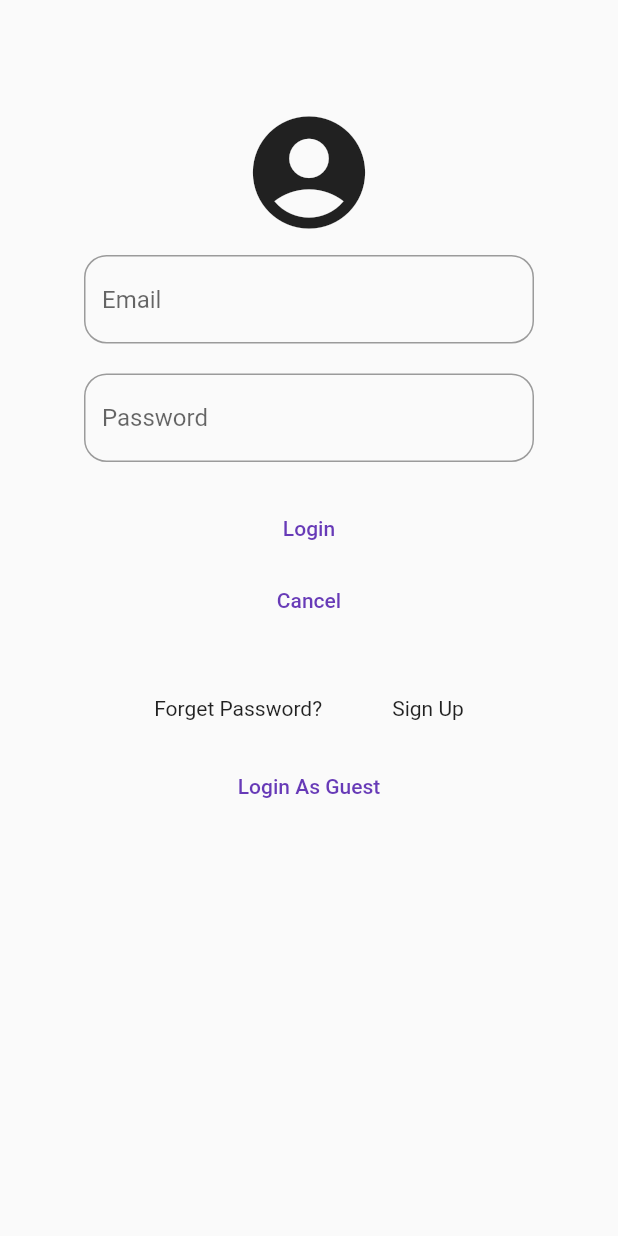
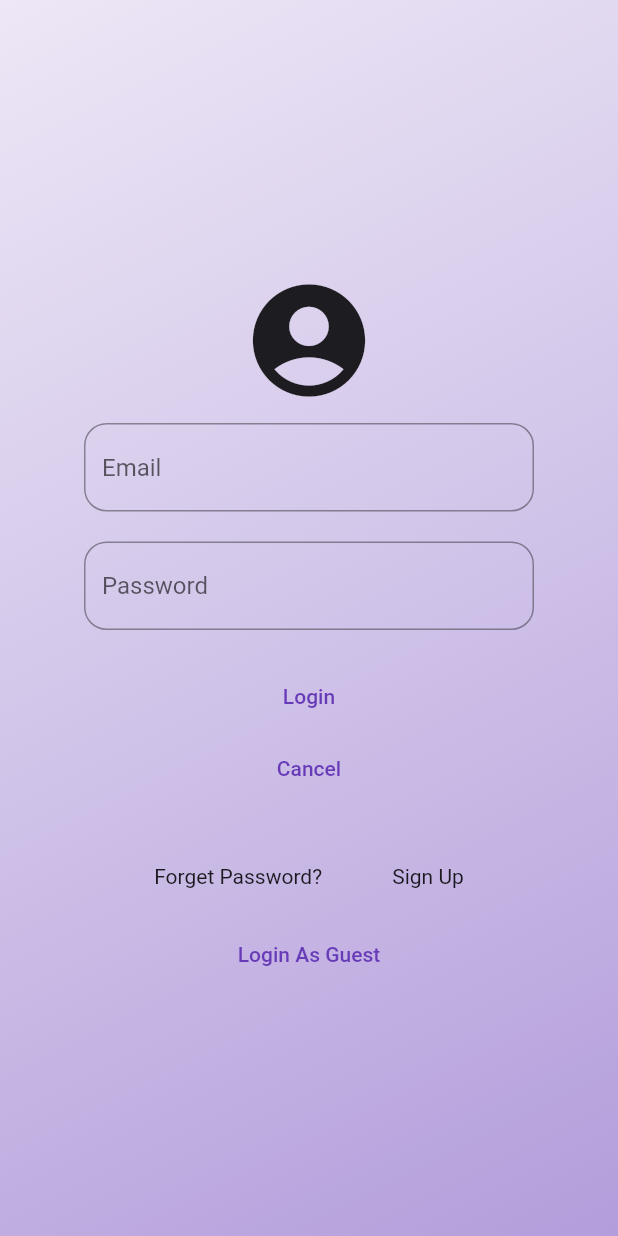
Before and after one commit to kshitiz3133/ModernLoginForm, a Flutter app: the screen it shows after launch, after a tap on "Log In", on a phone screen of 412 x 824 dp. Run offline on Flutter 3.47's test engine with Material 2 defaults, Android fonts, the phone set to English and light mode, and no system bars; our stand-ins replace firebase_auth, firebase_core, get; accounts and stored records are empty.

Commit message:
Colour Change

```diff
--- a/lib/Login/loginpage.dart
+++ b/lib/Login/loginpage.dart
@@ -40,7 +40,16 @@ class _LoginState extends State<Login> {
   Widget build(BuildContext context) {
     return Scaffold(
       resizeToAvoidBottomInset: false,
-      body: Row(
+      body: Container(
+        height: double.maxFinite,
+        decoration: BoxDecoration(
+          gradient: LinearGradient(
+            colors: [Colors.deepPurple.shade50,Colors.deepPurple.shade100,Colors.deepPurple.shade200,],
+            begin: Alignment.topLeft,
+            end: Alignment.bottomRight,
+          )
+        ),
+        child: Row(
           mainAxisAlignment: MainAxisAlignment.center,
           children: [
             Container(
@@ -92,6 +101,7 @@ class _LoginState extends State<Login> {
             ),
           ],
         ),
+      ),
     );
   }
 }
--- a/lib/Register/registerpage.dart
+++ b/lib/Register/registerpage.dart
@@ -40,9 +40,17 @@ class _RegisterState extends State<Register> {
   @override
   Widget build(BuildContext context) {
     return Scaffold(
-      backgroundColor: Colors.deepPurple[50],
       resizeToAvoidBottomInset: false,
-      body: Row(
+      body: Container(
+        height: double.maxFinite,
+        decoration: BoxDecoration(
+            gradient: LinearGradient(
+              colors: [Colors.deepPurple.shade50,Colors.deepPurple.shade100,Colors.deepPurple.shade200,],
+              begin: Alignment.topLeft,
+              end: Alignment.bottomRight,
+          )
+        ),
+        child: Row(
           mainAxisAlignment: MainAxisAlignment.center,
           children: [
             Container(
@@ -92,6 +100,7 @@ class _RegisterState extends State<Register> {
             ),
           ],
         ),
+      ),
     );
   }
 }
```
Lines whose indentation alone changed are shown as unchanged.
